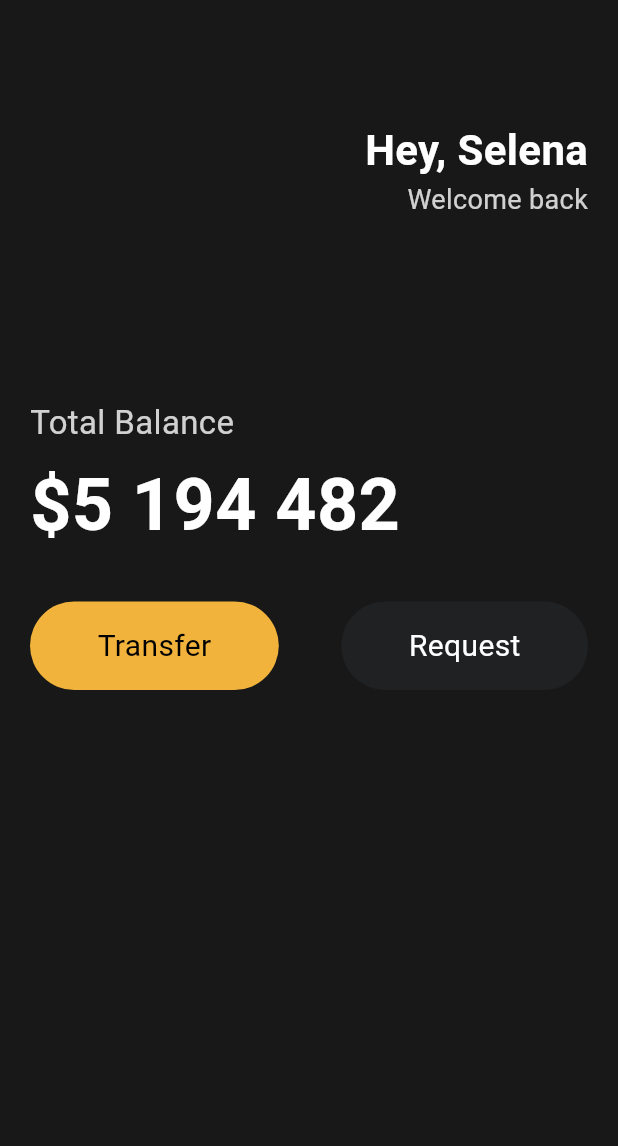
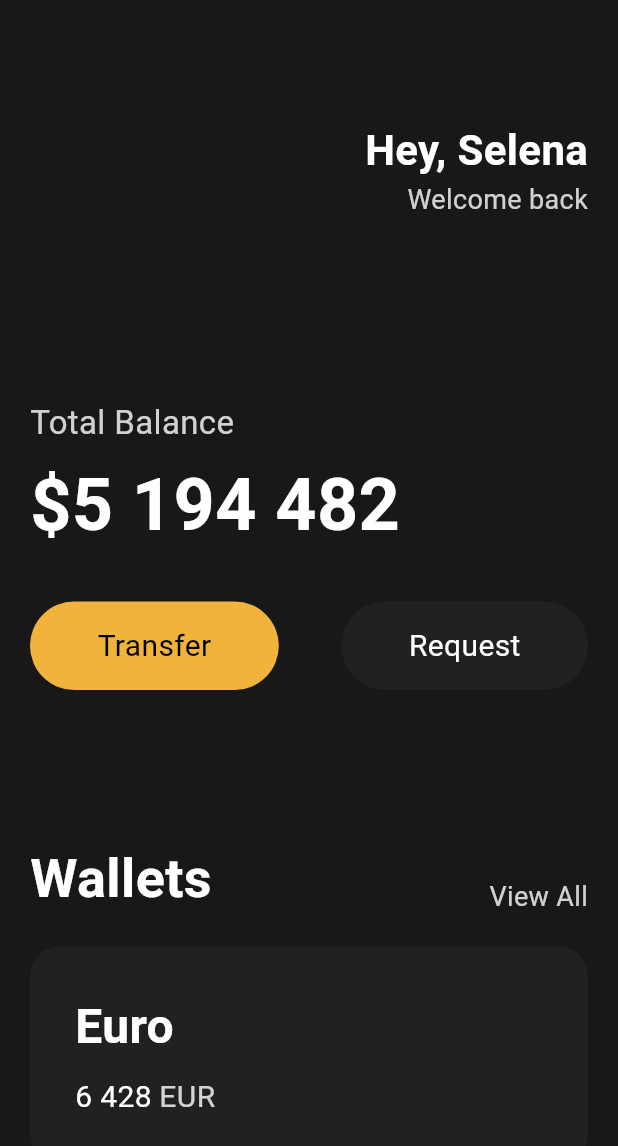
Before and after one commit to happy-yeachan/Flutter_Practice, a Flutter app: the screen it shows after launch, on a phone screen of 412 x 824 dp. Shown: the top 1146 px of the screen. Run offline on Flutter 3.47's test engine with Material 3 defaults, Android fonts, the phone set to English and light mode, and no system bars.

Commit message:
Card Container

```diff
--- a/toonflix/lib/main.dart
+++ b/toonflix/lib/main.dart
@@ -91,6 +91,81 @@ class App extends StatelessWidget {
                       textColor: Colors.white),
                 ],
               ),
+              const SizedBox(
+                height: 100,
+              ),
+              Row(
+                crossAxisAlignment: CrossAxisAlignment.end,
+                mainAxisAlignment: MainAxisAlignment.spaceBetween,
+                children: [
+                  const Text(
+                    'Wallets',
+                    style: TextStyle(
+                      color: Colors.white,
+                      fontSize: 36,
+                      fontWeight: FontWeight.w600,
+                    ),
+                  ),
+                  Text(
+                    'View All',
+                    style: TextStyle(
+                      color: Colors.white.withOpacity(0.8),
+                      fontSize: 18,
+                    ),
+                  ),
+                ],
+              ),
+              const SizedBox(
+                height: 20,
+              ),
+              Container(
+                decoration: BoxDecoration(
+                  color: const Color(0xFF1F2123),
+                  borderRadius: BorderRadius.circular(20),
+                ),
+                child: Padding(
+                  padding: const EdgeInsets.all(30),
+                  child: Row(
+                    children: [
+                      Column(
+                        crossAxisAlignment: CrossAxisAlignment.start,
+                        children: [
+                          const Text(
+                            "Euro",
+                            style: TextStyle(
+                              color: Colors.white,
+                              fontSize: 32,
+                              fontWeight: FontWeight.w600,
+                            ),
+                          ),
+                          const SizedBox(
+                            height: 10,
+                          ),
+                          Row(
+                            children: [
+                              const Text(
+                                '6 428',
+                                style: TextStyle(
+                                  color: Colors.white,
+                                  fontSize: 20,
+                                ),
+                              ),
+                              const SizedBox(
+                                width: 5,
+                              ),
+                              Text('EUR',
+                                  style: TextStyle(
+                                    color: Colors.white.withOpacity(0.8),
+                                    fontSize: 20,
+                                  )),
+                            ],
+                          )
+                        ],
+                      )
+                    ],
+                  ),
+                ),
+              ),
             ],
           ),
         ),
```
